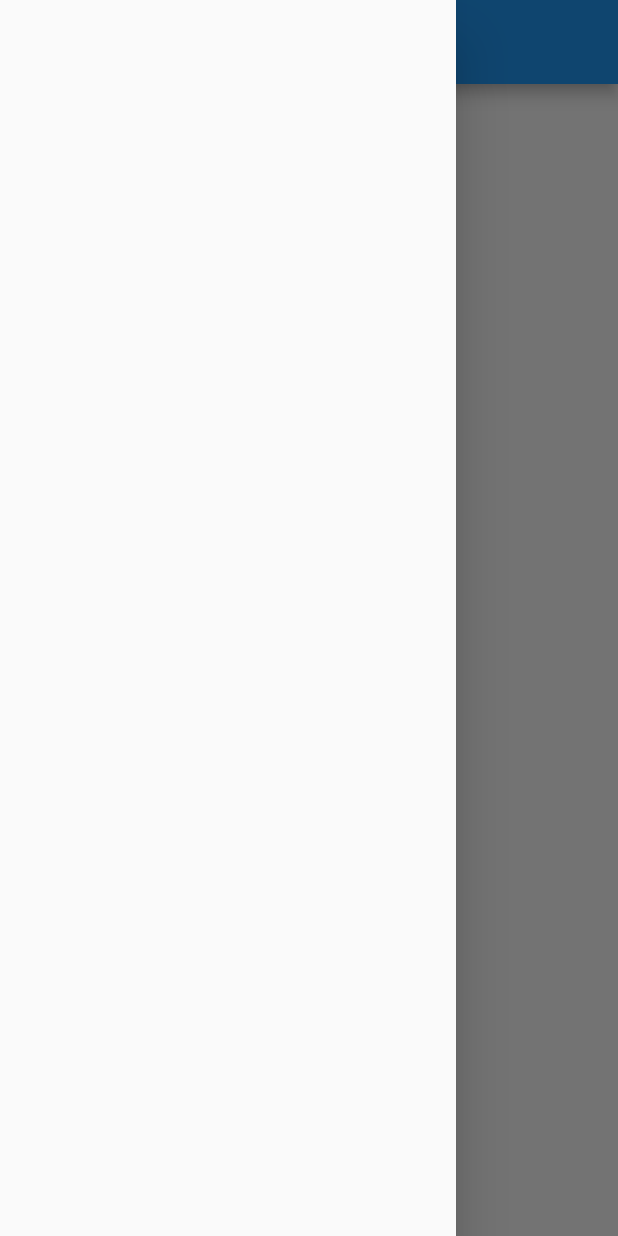
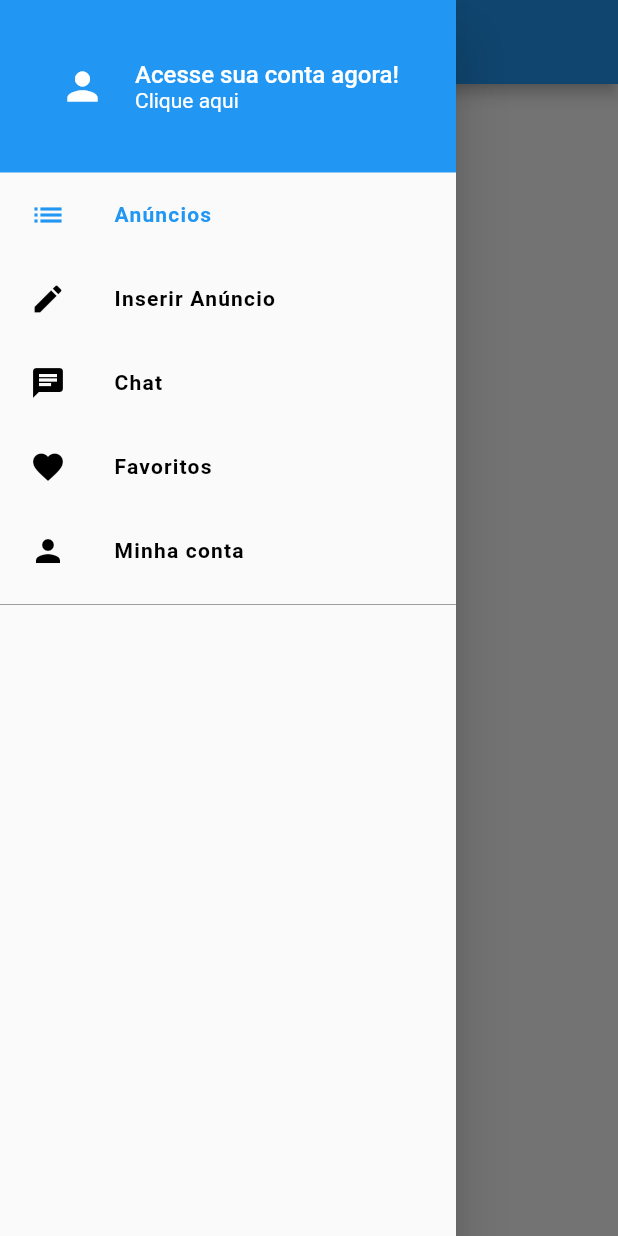
Before and after one commit to JonathanRamosNascimento/xlo, a Flutter app: the screen it shows after launch, with the side drawer open, on a phone screen of 412 x 824 dp. Run offline on Flutter 3.47's test engine with Material 2 defaults, Android fonts, the phone set to English and light mode, and no system bars.

Commit message:
Criando o drawer customizado

```diff
--- /dev/null
+++ b/lib/common/custom_drawer/custom_drawer.dart
@@ -0,0 +1,18 @@
+import 'package:flutter/material.dart';
+import 'package:xlo/common/custom_drawer/widgets/custom_header.dart';
+import 'package:xlo/common/custom_drawer/widgets/icon_section.dart';
+
+class CustomDrawer extends StatelessWidget {
+  @override
+  Widget build(BuildContext context) {
+    return Drawer(
+      child: ListView(
+        children: <Widget>[
+          CustomHeader(),
+          IconSection(),
+          Divider(color: Colors.grey[500])
+        ],
+      ),
+    );
+  }
+}
--- /dev/null
+++ b/lib/common/custom_drawer/widgets/custom_header.dart
@@ -0,0 +1,48 @@
+import 'package:flutter/material.dart';
+
+class CustomHeader extends StatelessWidget {
+  @override
+  Widget build(BuildContext context) {
+    return Container(
+      height: 115,
+      padding: const EdgeInsets.only(left: 40),
+      color: Colors.blue,
+      child: Row(
+        children: <Widget>[
+          Icon(
+            Icons.person,
+            color: Colors.white,
+            size: 30,
+          ),
+          const SizedBox(width: 20),
+          Expanded(
+            child: Column(
+              mainAxisAlignment: MainAxisAlignment.center,
+              crossAxisAlignment: CrossAxisAlignment.start,
+              children: <Widget>[
+                Text(
+                  'Acesse sua conta agora!',
+                  style: TextStyle(
+                    color: Colors.white,
+                    fontSize: 16,
+                    fontWeight: FontWeight.w500,
+                  ),
+                  overflow: TextOverflow.clip,
+                ),
+                Text(
+                  'Clique aqui',
+                  style: TextStyle(
+                    color: Colors.white,
+                    fontSize: 14,
+                    fontWeight: FontWeight.w400,
+                  ),
+                  overflow: TextOverflow.clip,
+                ),
+              ],
+            ),
+          )
+        ],
+      ),
+    );
+  }
+}
--- /dev/null
+++ b/lib/common/custom_drawer/widgets/icon_section.dart
@@ -0,0 +1,52 @@
+import 'package:flutter/material.dart';
+import 'package:xlo/common/custom_drawer/widgets/icon_tile.dart';
+
+class IconSection extends StatelessWidget {
+  @override
+  Widget build(BuildContext context) {
+    return Column(
+      children: <Widget>[
+        IconTile(
+          label: 'Anúncios',
+          iconData: Icons.list,
+          onTap: () {
+
+          },
+          highlighted: true,
+        ),
+        IconTile(
+          label: 'Inserir Anúncio',
+          iconData: Icons.edit,
+          onTap: () {
+
+          },
+          highlighted: false,
+        ),
+        IconTile(
+          label: 'Chat',
+          iconData: Icons.chat,
+          onTap: () {
+
+          },
+          highlighted: false,
+        ),
+        IconTile(
+          label: 'Favoritos',
+          iconData: Icons.favorite,
+          onTap: () {
+
+          },
+          highlighted: false,
+        ),
+        IconTile(
+          label: 'Minha conta',
+          iconData: Icons.person,
+          onTap: () {
+
+          },
+          highlighted: false,
+        ),
+      ],
+    );
+  }
+}
--- /dev/null
+++ b/lib/common/custom_drawer/widgets/icon_tile.dart
@@ -0,0 +1,30 @@
+import 'package:flutter/material.dart';
+
+class IconTile extends StatelessWidget {
+  const IconTile({this.label, this.iconData, this.onTap, this.highlighted});
+
+  final String label;
+  final IconData iconData;
+  final VoidCallback onTap;
+  final bool highlighted;
+
+  @override
+  Widget build(BuildContext context) {
+    return ListTile(
+      title: Text(
+        label,
+        style: TextStyle(
+          fontWeight: FontWeight.w600,
+          letterSpacing: 0.8,
+          color: highlighted ? Colors.blue : Colors.black,
+        ),
+      ),
+      leading: Icon(
+        iconData,
+        color: highlighted ? Colors.blue : Colors.black,
+      ),
+      onTap: onTap,
+      contentPadding: const EdgeInsets.fromLTRB(20, 0, 10, 0),
+    );
+  }
+}
--- a/lib/screens/home/home_screen.dart
+++ b/lib/screens/home/home_screen.dart
@@ -1,4 +1,5 @@
 import 'package:flutter/material.dart';
+import 'package:xlo/common/custom_drawer/custom_drawer.dart';
 
 class HomeScreen extends StatefulWidget {
   @override
@@ -12,7 +13,7 @@ class _HomeScreenState extends State<HomeScreen> {
       appBar: AppBar(
         title: Text('XLO'),
       ),
-      drawer: Drawer(),
+      drawer: CustomDrawer(),
     );
   }
 }
```
